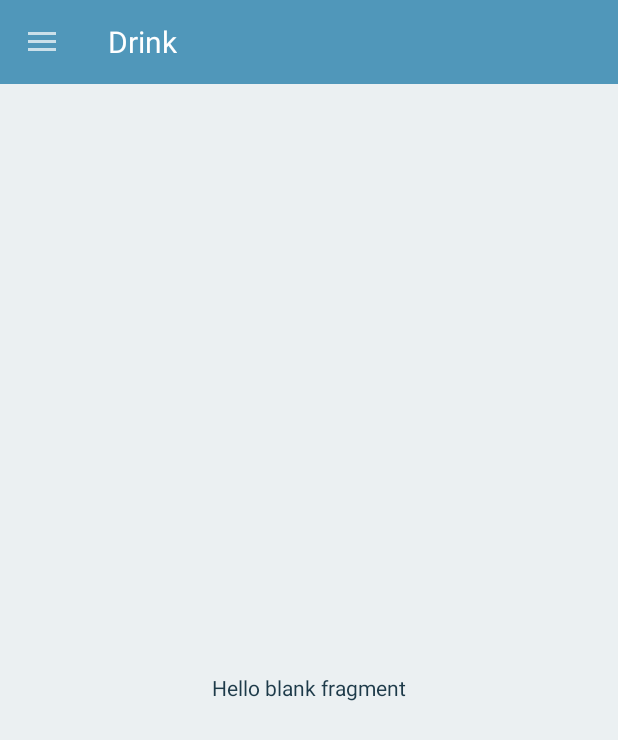
After one commit to ancamiha/WaterDrinkingApp, an Android app: the MainFragment screen opened directly, with no data from a screen before it, on a phone screen of 412 x 824 dp. The commit adds this screen. Shown: the top 740 px of the screen. Run offline under Robolectric (Android 15) with nearby library versions, the phone set to English and light mode, and no system bars; Roboto replaces fonts that are not available here.

Commit message:
Add navigation drawer with fragments.

```diff
--- a/app/build.gradle
+++ b/app/build.gradle
@@ -33,6 +33,7 @@ dependencies {
     implementation 'androidx.appcompat:appcompat:1.3.0'
     implementation 'com.google.android.material:material:1.3.0'
     implementation 'androidx.constraintlayout:constraintlayout:2.0.4'
+    implementation 'androidx.legacy:legacy-support-v4:1.0.0'
     testImplementation 'junit:junit:4.+'
     androidTestImplementation 'androidx.test.ext:junit:1.1.2'
     androidTestImplementation 'androidx.test.espresso:espresso-core:3.3.0'
--- a/app/src/main/AndroidManifest.xml
+++ b/app/src/main/AndroidManifest.xml
@@ -12,7 +12,9 @@
         <activity android:name=".HomePage"></activity>
         <activity android:name=".Register" />
         <activity android:name=".Login" />
-        <activity android:name=".MainActivity">
+        <activity
+            android:name=".MainActivity"
+            android:theme="@style/MyAppTheme">
             <intent-filter>
                 <action android:name="android.intent.action.MAIN" />
 
--- a/app/src/main/java/com/example/waterdrinkingapp/HomePage.java
+++ b/app/src/main/java/com/example/waterdrinkingapp/HomePage.java
@@ -1,15 +1,76 @@
 package com.example.waterdrinkingapp;
 
+import androidx.annotation.NonNull;
+import androidx.appcompat.app.ActionBarDrawerToggle;
 import androidx.appcompat.app.AppCompatActivity;
+import androidx.appcompat.widget.Toolbar;
+import androidx.core.view.GravityCompat;
+import androidx.drawerlayout.widget.DrawerLayout;
+import androidx.fragment.app.FragmentManager;
+import androidx.fragment.app.FragmentTransaction;
 
+import android.content.Intent;
 import android.os.Bundle;
+import android.view.MenuItem;
 
-public class HomePage extends AppCompatActivity {
+import com.google.android.material.navigation.NavigationView;
+
+public class HomePage extends AppCompatActivity implements NavigationView.OnNavigationItemSelectedListener {
     private final String TAG = MainActivity.class.getSimpleName();
+
+    DrawerLayout drawerLayout;
+    ActionBarDrawerToggle actionBarDrawerToggle;
+    Toolbar toolbar;
+    NavigationView navigationView;
+    FragmentManager fragmentManager;
+    FragmentTransaction fragmentTransaction;
 
     @Override
     protected void onCreate(Bundle savedInstanceState) {
         super.onCreate(savedInstanceState);
         setContentView(R.layout.activity_home_page);
+
+        toolbar = findViewById(R.id.toolbar);
+        setSupportActionBar(toolbar);
+
+        drawerLayout = findViewById(R.id.drawer);
+        navigationView = findViewById(R.id.navigationView);
+        navigationView.setNavigationItemSelectedListener(this);
+
+        actionBarDrawerToggle = new ActionBarDrawerToggle(this, drawerLayout,
+                toolbar, R.string.open, R.string.close);
+        drawerLayout.addDrawerListener(actionBarDrawerToggle);
+        actionBarDrawerToggle.setDrawerIndicatorEnabled(true);
+        actionBarDrawerToggle.syncState();
+
+        // load default fragment
+        fragmentManager = getSupportFragmentManager();
+        fragmentTransaction = fragmentManager.beginTransaction();
+        fragmentTransaction.add(R.id.containerFragment, new MainFragment());
+        fragmentTransaction.commit();
+    }
+
+    @Override
+    public boolean onNavigationItemSelected(@NonNull MenuItem item) {
+        drawerLayout.closeDrawer(GravityCompat.START);
+        if (item.getItemId() == R.id.home) {
+            fragmentManager = getSupportFragmentManager();
+            fragmentTransaction = fragmentManager.beginTransaction();
+            fragmentTransaction.replace(R.id.containerFragment, new MainFragment());
+            fragmentTransaction.commit();
+        }
+
+        if (item.getItemId() == R.id.settings) {
+            fragmentManager = getSupportFragmentManager();
+            fragmentTransaction = fragmentManager.beginTransaction();
+            fragmentTransaction.replace(R.id.containerFragment, new SettingsFragment());
+            fragmentTransaction.commit();
+        }
+
+        if (item.getItemId() == R.id.logOut) {
+            Intent intent = new Intent(this, MainActivity.class);
+            startActivity(intent);
+        }
+        return true;
     }
 }
--- a/app/src/main/java/com/example/waterdrinkingapp/MainActivity.java
+++ b/app/src/main/java/com/example/waterdrinkingapp/MainActivity.java
@@ -42,7 +42,7 @@ public class MainActivity extends AppCompatActivity {
         tvTitle.startAnimation(anim);
 
         layout1 = findViewById(R.id.layer1);
-        handler.postDelayed(startRunnable, 2000);
+        handler.postDelayed(startRunnable, 1500);
 
         Button loginBtn = findViewById(R.id.loginBtn);
         loginBtn.setOnClickListener(new View.OnClickListener() {
@@ -61,9 +61,6 @@ public class MainActivity extends AppCompatActivity {
                 Log.d(TAG, "Register button clicked");
 
                 Intent intent = new Intent(v.getContext(), Register.class);
-//                EditText editText = (EditText) findViewById(R.id.editText);
-//                String message = editText.getText().toString();
-//                intent.putExtra(EXTRA_MESSAGE, message);
                 startActivity(intent);
             }
         });
--- /dev/null
+++ b/app/src/main/java/com/example/waterdrinkingapp/MainFragment.java
@@ -0,0 +1,22 @@
+package com.example.waterdrinkingapp;
+
+import android.os.Bundle;
+
+import androidx.fragment.app.Fragment;
+
+import android.view.LayoutInflater;
+import android.view.View;
+import android.view.ViewGroup;
+
+
+public class MainFragment extends Fragment {
+    private final String TAG = MainActivity.class.getSimpleName();
+
+    @Override
+    public View onCreateView(LayoutInflater inflater, ViewGroup container,
+                             Bundle savedInstanceState) {
+        // Inflate the layout for this fragment
+        View view = inflater.inflate(R.layout.fragment_main, container, false);
+        return view;
+    }
+}
--- /dev/null
+++ b/app/src/main/res/drawable/ic_baseline_home_24.xml
@@ -0,0 +1,10 @@
+<vector xmlns:android="http://schemas.android.com/apk/res/android"
+    android:width="24dp"
+    android:height="24dp"
+    android:viewportWidth="24"
+    android:viewportHeight="24"
+    android:tint="?attr/colorControlNormal">
+  <path
+      android:fillColor="@android:color/white"
+      android:pathData="M10,20v-6h4v6h5v-8h3L12,3 2,12h3v8z"/>
+</vector>
--- /dev/null
+++ b/app/src/main/res/drawable/ic_baseline_settings_24.xml
@@ -0,0 +1,10 @@
+<vector xmlns:android="http://schemas.android.com/apk/res/android"
+    android:width="24dp"
+    android:height="24dp"
+    android:viewportWidth="24"
+    android:viewportHeight="24"
+    android:tint="?attr/colorControlNormal">
+  <path
+      android:fillColor="@android:color/white"
+      android:pathData="M19.14,12.94c0.04,-0.3 0.06,-0.61 0.06,-0.94c0,-0.32 -0.02,-0.64 -0.07,-0.94l2.03,-1.58c0.18,-0.14 0.23,-0.41 0.12,-0.61l-1.92,-3.32c-0.12,-0.22 -0.37,-0.29 -0.59,-0.22l-2.39,0.96c-0.5,-0.38 -1.03,-0.7 -1.62,-0.94L14.4,2.81c-0.04,-0.24 -0.24,-0.41 -0.48,-0.41h-3.84c-0.24,0 -0.43,0.17 -0.47,0.41L9.25,5.35C8.66,5.59 8.12,5.92 7.63,6.29L5.24,5.33c-0.22,-0.08 -0.47,0 -0.59,0.22L2.74,8.87C2.62,9.08 2.66,9.34 2.86,9.48l2.03,1.58C4.84,11.36 4.8,11.69 4.8,12s0.02,0.64 0.07,0.94l-2.03,1.58c-0.18,0.14 -0.23,0.41 -0.12,0.61l1.92,3.32c0.12,0.22 0.37,0.29 0.59,0.22l2.39,-0.96c0.5,0.38 1.03,0.7 1.62,0.94l0.36,2.54c0.05,0.24 0.24,0.41 0.48,0.41h3.84c0.24,0 0.44,-0.17 0.47,-0.41l0.36,-2.54c0.59,-0.24 1.13,-0.56 1.62,-0.94l2.39,0.96c0.22,0.08 0.47,0 0.59,-0.22l1.92,-3.32c0.12,-0.22 0.07,-0.47 -0.12,-0.61L19.14,12.94zM12,15.6c-1.98,0 -3.6,-1.62 -3.6,-3.6s1.62,-3.6 3.6,-3.6s3.6,1.62 3.6,3.6S13.98,15.6 12,15.6z"/>
+</vector>
--- a/app/src/main/res/layout/activity_home_page.xml
+++ b/app/src/main/res/layout/activity_home_page.xml
@@ -1,10 +1,31 @@
 <?xml version="1.0" encoding="utf-8"?>
-<androidx.constraintlayout.widget.ConstraintLayout xmlns:android="http://schemas.android.com/apk/res/android"
+<androidx.drawerlayout.widget.DrawerLayout xmlns:android="http://schemas.android.com/apk/res/android"
     xmlns:app="http://schemas.android.com/apk/res-auto"
     xmlns:tools="http://schemas.android.com/tools"
+    android:id="@+id/drawer"
     android:layout_width="match_parent"
     android:layout_height="match_parent"
     android:background="@color/aliceBlue"
     tools:context=".HomePage">
 
-</androidx.constraintlayout.widget.ConstraintLayout>
+    <include
+        layout="@layout/drawer_toolbar"
+        android:layout_width="match_parent"
+        android:layout_height="wrap_content" />
+
+    <include
+        layout="@layout/content_main"
+        android:layout_width="match_parent"
+        android:layout_height="wrap_content" />
+
+    <com.google.android.material.navigation.NavigationView
+        android:id="@+id/navigationView"
+        android:layout_width="match_parent"
+        android:layout_height="match_parent"
+        app:headerLayout="@layout/drawer_header"
+        app:menu="@menu/drawer_menu"
+        android:layout_gravity="start"
+        android:fitsSystemWindows="true"/>
+
+
+</androidx.drawerlayout.widget.DrawerLayout>
--- /dev/null
+++ b/app/src/main/res/layout/content_main.xml
@@ -0,0 +1,11 @@
+<?xml version="1.0" encoding="utf-8"?>
+<LinearLayout xmlns:android="http://schemas.android.com/apk/res/android"
+    android:layout_width="match_parent"
+    android:layout_height="match_parent"
+    android:orientation="vertical">
+
+    <FrameLayout
+        android:id="@+id/containerFragment"
+        android:layout_width="match_parent"
+        android:layout_height="match_parent" />
+</LinearLayout>
--- /dev/null
+++ b/app/src/main/res/layout/drawer_toolbar.xml
@@ -0,0 +1,12 @@
+<?xml version="1.0" encoding="utf-8"?>
+<LinearLayout xmlns:android="http://schemas.android.com/apk/res/android"
+    android:layout_width="match_parent"
+    android:layout_height="match_parent"
+    android:orientation="vertical">
+
+    <androidx.appcompat.widget.Toolbar
+        android:id="@+id/toolbar"
+        android:layout_width="match_parent"
+        android:layout_height="?attr/actionBarSize"
+        android:background="@color/blueGreen" />
+</LinearLayout>
--- /dev/null
+++ b/app/src/main/res/layout/fragment_main.xml
@@ -0,0 +1,22 @@
+<?xml version="1.0" encoding="utf-8"?>
+<androidx.constraintlayout.widget.ConstraintLayout xmlns:android="http://schemas.android.com/apk/res/android"
+    xmlns:app="http://schemas.android.com/apk/res-auto"
+    xmlns:tools="http://schemas.android.com/tools"
+    android:layout_width="match_parent"
+    android:layout_height="match_parent"
+    android:layout_marginTop="?attr/actionBarSize"
+    android:background="@color/aliceBlue"
+    android:paddingTop="?attr/actionBarSize"
+    tools:context=".MainFragment">
+
+    <TextView
+        android:layout_width="wrap_content"
+        android:layout_height="wrap_content"
+        android:layout_marginBottom="356dp"
+        android:text="@string/hello_blank_fragment"
+        android:textColor="@color/charcoal"
+        app:layout_constraintBottom_toBottomOf="parent"
+        app:layout_constraintEnd_toEndOf="parent"
+        app:layout_constraintStart_toStartOf="parent" />
+
+</androidx.constraintlayout.widget.ConstraintLayout>
--- /dev/null
+++ b/app/src/main/res/menu/drawer_menu.xml
@@ -0,0 +1,14 @@
+<?xml version="1.0" encoding="utf-8"?>
+<menu xmlns:android="http://schemas.android.com/apk/res/android">
+    <item
+        android:id="@+id/home"
+        android:icon="@drawable/ic_baseline_home_24"
+        android:title="Home" />
+    <item
+        android:id="@+id/settings"
+        android:icon="@drawable/ic_baseline_settings_24"
+        android:title="Settings" />
+    <item
+        android:id="@+id/logOut"
+        android:title="Log Out" />
+</menu>
--- a/app/src/main/res/values/strings.xml
+++ b/app/src/main/res/values/strings.xml
@@ -10,4 +10,8 @@
     <string name="welcome">Welcome!</string>
     <string name="first_name"> First Name</string>
     <string name="last_name"> Last Name</string>
+    <string name="open">open</string>
+    <string name="close">close</string>
+    <!-- TODO: Remove or change this placeholder text -->
+    <string name="hello_blank_fragment">Hello blank fragment</string>
 </resources>
```
Also changed, not shown: app/src/main/java/com/example/waterdrinkingapp/SettingsFragment.java (added, +21 -0 lines), app/src/main/res/layout/drawer_header.xml (added, +19 -0 lines), app/src/main/res/layout/fragment_settings.xml (added, +18 -0 lines).
